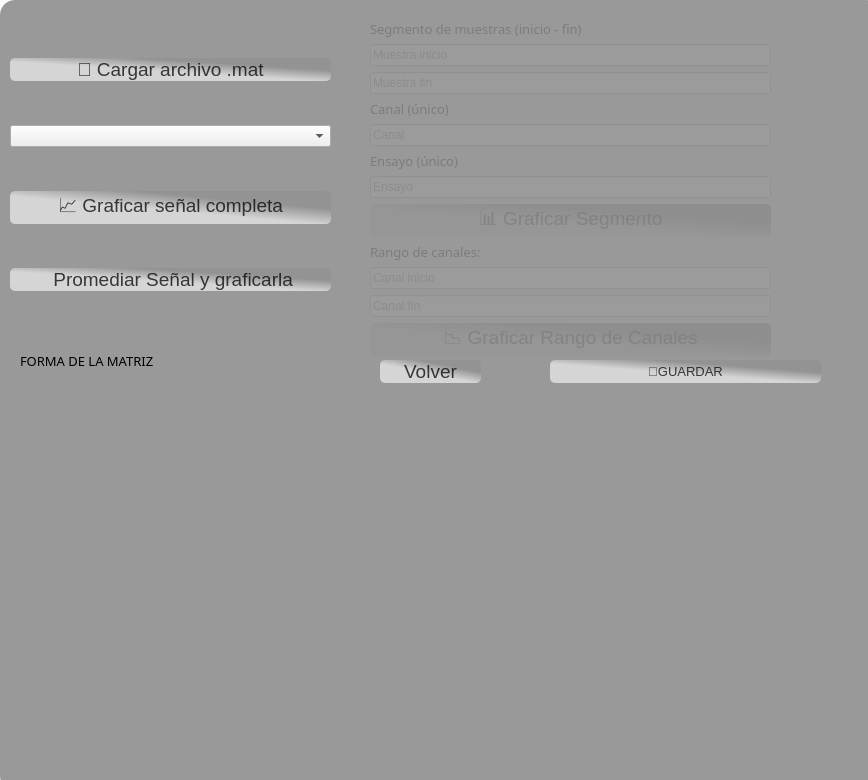
YesidMunoz/Proyecto_Final, file vista_mat.ui: the form before one commit.
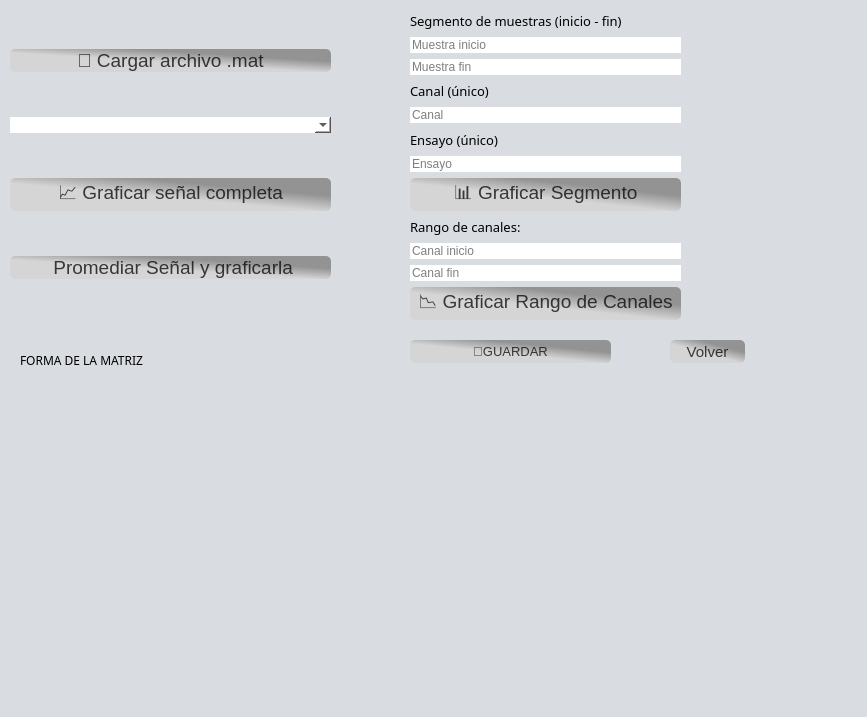
The form after the commit. Icons and pictures are not drawn.

Diff of the .ui file:
```diff
--- a/vista_mat.ui
+++ b/vista_mat.ui
@@ -6,20 +6,24 @@
    <rect>
     <x>0</x>
     <y>0</y>
-    <width>868</width>
-    <height>780</height>
+    <width>867</width>
+    <height>717</height>
    </rect>
   </property>
   <property name="windowTitle">
    <string>Dialog</string>
   </property>
+  <property name="styleSheet">
+   <string notr="true">background-color: rgb(217, 220, 225);
+border-radius:15px;</string>
+  </property>
   <widget class="QWidget" name="widget_grafica" native="true">
    <property name="geometry">
     <rect>
      <x>30</x>
-     <y>400</y>
+     <y>390</y>
      <width>801</width>
-     <height>371</height>
+     <height>281</height>
     </rect>
    </property>
   </widget>
@@ -34,8 +38,7 @@
    </property>
    <property name="font">
     <font>
-     <family>Franklin Gothic Demi Cond</family>
-     <pointsize>10</pointsize>
+     <family>Franklin Gothic Demi</family>
     </font>
    </property>
    <property name="text">
@@ -46,7 +49,7 @@
    <property name="geometry">
     <rect>
      <x>10</x>
-     <y>20</y>
+     <y>10</y>
      <width>321</width>
      <height>311</height>
     </rect>
@@ -84,7 +87,12 @@
      </widget>
     </item>
     <item>
-     <widget class="QComboBox" name="combo_llaves"/>
+     <widget class="QComboBox" name="combo_llaves">
+      <property name="styleSheet">
+       <string notr="true">background-color: rgb(255, 255, 255);
+border-radius:15px;</string>
+      </property>
+     </widget>
     </item>
     <item>
      <widget class="QPushButton" name="boton_graficar">
@@ -153,20 +161,18 @@
   <widget class="QWidget" name="layoutWidget">
    <property name="geometry">
     <rect>
-     <x>370</x>
-     <y>20</y>
-     <width>401</width>
-     <height>336</height>
+     <x>410</x>
+     <y>10</y>
+     <width>271</width>
+     <height>310</height>
     </rect>
    </property>
    <layout class="QVBoxLayout" name="verticalLayout_3">
     <item>
      <widget class="QLabel" name="label">
-      <property name="font">
-       <font>
-        <family>Franklin Gothic Medium</family>
-        <pointsize>10</pointsize>
-       </font>
+      <property name="styleSheet">
+       <string notr="true">font-family:Franklin Gothic Demi Cond;
+font-size:10pt;</string>
       </property>
       <property name="text">
        <string>Segmento de muestras (inicio - fin) </string>
@@ -175,6 +181,10 @@
     </item>
     <item>
      <widget class="QLineEdit" name="input_inicio">
+      <property name="styleSheet">
+       <string notr="true">background-color: rgb(255, 255, 255);
+border-radius:15px;</string>
+      </property>
       <property name="text">
        <string/>
       </property>
@@ -185,6 +195,11 @@
     </item>
     <item>
      <widget class="QLineEdit" name="input_fin">
+      <property name="styleSheet">
+       <string notr="true">background-color: rgb(255, 255, 255);
+border-radius:15px;
+</string>
+      </property>
       <property name="text">
        <string/>
       </property>
@@ -195,11 +210,9 @@
     </item>
     <item>
      <widget class="QLabel" name="label_2">
-      <property name="font">
-       <font>
-        <family>Franklin Gothic Medium</family>
-        <pointsize>10</pointsize>
-       </font>
+      <property name="styleSheet">
+       <string notr="true">font-family:Franklin Gothic Demi Cond;
+font-size:10pt;</string>
       </property>
       <property name="text">
        <string>Canal (único)</string>
@@ -208,6 +221,11 @@
     </item>
     <item>
      <widget class="QLineEdit" name="input_canal">
+      <property name="styleSheet">
+       <string notr="true">background-color: rgb(255, 255, 255);
+border-radius:15px;
+</string>
+      </property>
       <property name="text">
        <string/>
       </property>
@@ -218,11 +236,9 @@
     </item>
     <item>
      <widget class="QLabel" name="label_3">
-      <property name="font">
-       <font>
-        <family>Franklin Gothic Medium</family>
-        <pointsize>10</pointsize>
-       </font>
+      <property name="styleSheet">
+       <string notr="true">font-family:Franklin Gothic Demi Cond;
+font-size:10pt;</string>
       </property>
       <property name="text">
        <string>Ensayo (único)</string>
@@ -231,6 +247,10 @@
     </item>
     <item>
      <widget class="QLineEdit" name="input_ensayo">
+      <property name="styleSheet">
+       <string notr="true">background-color: rgb(255, 255, 255);
+border-radius:15px;</string>
+      </property>
       <property name="text">
        <string/>
       </property>
@@ -272,11 +292,9 @@
     </item>
     <item>
      <widget class="QLabel" name="label_4">
-      <property name="font">
-       <font>
-        <family>Franklin Gothic Medium</family>
-        <pointsize>10</pointsize>
-       </font>
+      <property name="styleSheet">
+       <string notr="true">font-family:Franklin Gothic Demi Cond;
+font-size:10pt;</string>
       </property>
       <property name="text">
        <string>Rango de canales:</string>
@@ -285,6 +303,10 @@
     </item>
     <item>
      <widget class="QLineEdit" name="input_canal_inicio">
+      <property name="styleSheet">
+       <string notr="true">background-color: rgb(255, 255, 255);
+border-radius:15px;</string>
+      </property>
       <property name="text">
        <string/>
       </property>
@@ -295,6 +317,10 @@
     </item>
     <item>
      <widget class="QLineEdit" name="input_canal_fin">
+      <property name="styleSheet">
+       <string notr="true">background-color: rgb(255, 255, 255);
+border-radius:15px;</string>
+      </property>
       <property name="text">
        <string/>
       </property>
@@ -336,12 +362,49 @@
     </item>
    </layout>
   </widget>
+  <widget class="QPushButton" name="boton_volver">
+   <property name="geometry">
+    <rect>
+     <x>670</x>
+     <y>340</y>
+     <width>75</width>
+     <height>23</height>
+    </rect>
+   </property>
+   <property name="styleSheet">
+    <string notr="true">QPushButton#boton_volver{
+    background-color:qlineargradient(spread:pad, x1:0.198, y1:0.903, x2:1, y2:0, stop:0.354167 rgba(213, 213, 213, 255), stop:0.661458 rgba(147, 147, 147, 255));
+    color: rgba(0, 0, 0, 189);
+    border-radius: 5px;
+    font-family: &quot;Franklin Gothic Heavy&quot;;
+    font-size: 11pt;
+}
+
+QPushButton#boton_volver:hover {
+    background-color: qlineargradient(spread:pad, x1:0.198, y1:0.903, x2:1, y2:0, stop:0.354167 rgba(233, 233, 213, 255), stop:0.661458 rgba(147, 147, 147, 255));
+    color: rgba(255, 255, 255, 210);
+    border-radius: 5px;
+    font-family: &quot;Franklin Gothic Heavy&quot;;
+}
+
+QPushButton#boton_volver:pressed {
+    padding-left: 5px;
+    padding-top: 5px;
+    background-color: rgba(105, 118, 132, 200);
+    font-family: &quot;Franklin Gothic Heavy&quot;;
+}
+</string>
+   </property>
+   <property name="text">
+    <string>Volver</string>
+   </property>
+  </widget>
   <widget class="QPushButton" name="boton_guardar">
    <property name="geometry">
     <rect>
-     <x>550</x>
-     <y>360</y>
-     <width>271</width>
+     <x>410</x>
+     <y>340</y>
+     <width>201</width>
      <height>23</height>
     </rect>
    </property>
@@ -373,90 +436,6 @@
     <string>💾GUARDAR</string>
    </property>
   </widget>
-  <widget class="QLabel" name="label_5">
-   <property name="geometry">
-    <rect>
-     <x>0</x>
-     <y>0</y>
-     <width>891</width>
-     <height>801</height>
-    </rect>
-   </property>
-   <property name="styleSheet">
-    <string notr="true">border-image:url(:/img/QS.jpg);
-background-position: center;
-background-repeat: no-repeat;
-background-size:contain; /* o prueba &quot;contain&quot; si quieres que no recorte */
-background-color: rgba(255, 255, 255, 0.8); /* más opaco */
-</string>
-   </property>
-   <property name="text">
-    <string/>
-   </property>
-  </widget>
-  <widget class="QLabel" name="label_6">
-   <property name="geometry">
-    <rect>
-     <x>0</x>
-     <y>0</y>
-     <width>881</width>
-     <height>791</height>
-    </rect>
-   </property>
-   <property name="styleSheet">
-    <string notr="true">
-background-color:rgba(0,0,0,100);
-border-radius:15px;</string>
-   </property>
-   <property name="text">
-    <string/>
-   </property>
-  </widget>
-  <widget class="QPushButton" name="boton_volver">
-   <property name="geometry">
-    <rect>
-     <x>380</x>
-     <y>360</y>
-     <width>101</width>
-     <height>23</height>
-    </rect>
-   </property>
-   <property name="styleSheet">
-    <string notr="true">QPushButton#boton_volver{
-    background-color:qlineargradient(spread:pad, x1:0.198, y1:0.903, x2:1, y2:0, stop:0.354167 rgba(213, 213, 213, 255), stop:0.661458 rgba(147, 147, 147, 255));
-    color: rgba(0, 0, 0, 189);
-    border-radius: 5px;
-    font-family: &quot;Franklin Gothic Heavy&quot;;
-    font-size: 14pt;
-}
-
-QPushButton#boton_volver:hover {
-    background-color: qlineargradient(spread:pad, x1:0.198, y1:0.903, x2:1, y2:0, stop:0.354167 rgba(233, 233, 213, 255), stop:0.661458 rgba(147, 147, 147, 255));
-    color: rgba(255, 255, 255, 210);
-    border-radius: 5px;
-    font-family: &quot;Franklin Gothic Heavy&quot;;
-}
-
-QPushButton#boton_volver:pressed {
-    padding-left: 5px;
-    padding-top: 5px;
-    background-color: rgba(105, 118, 132, 200);
-    font-family: &quot;Franklin Gothic Heavy&quot;;
-}
-</string>
-   </property>
-   <property name="text">
-    <string>Volver</string>
-   </property>
-  </widget>
-  <zorder>label_5</zorder>
-  <zorder>label_6</zorder>
-  <zorder>widget_grafica</zorder>
-  <zorder>label_forma</zorder>
-  <zorder>layoutWidget</zorder>
-  <zorder>layoutWidget</zorder>
-  <zorder>boton_guardar</zorder>
-  <zorder>boton_volver</zorder>
  </widget>
  <resources>
   <include location="res.qrc"/>
```
Left out of the diff: 7 changed lines with no effect on the pictures.
